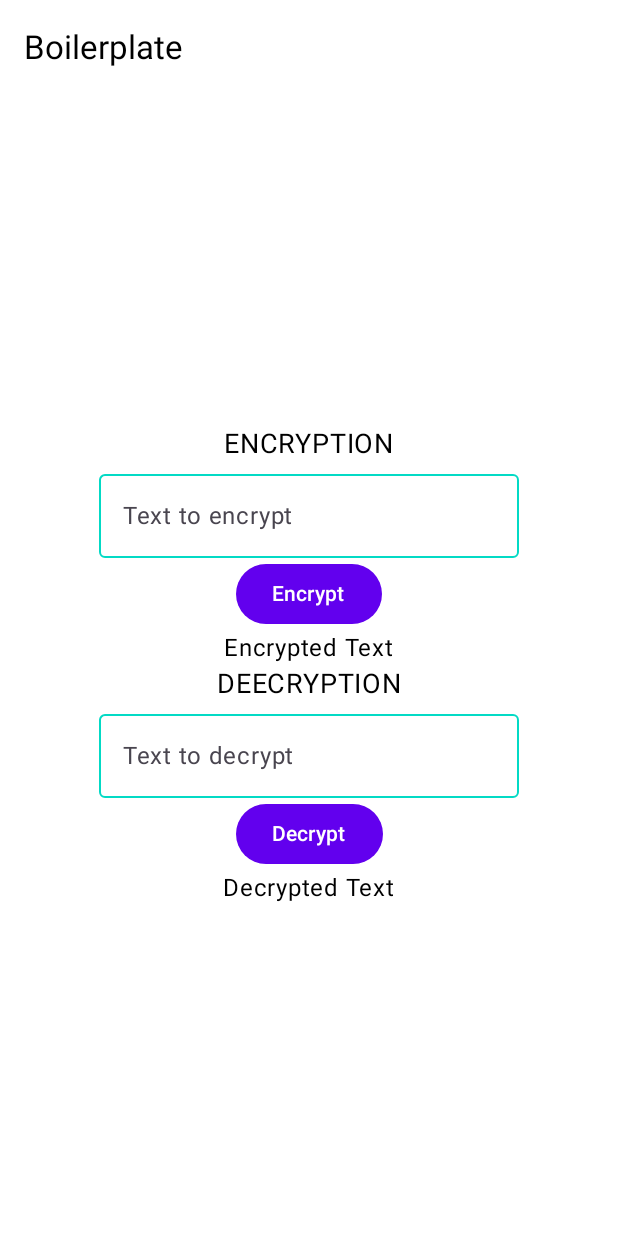
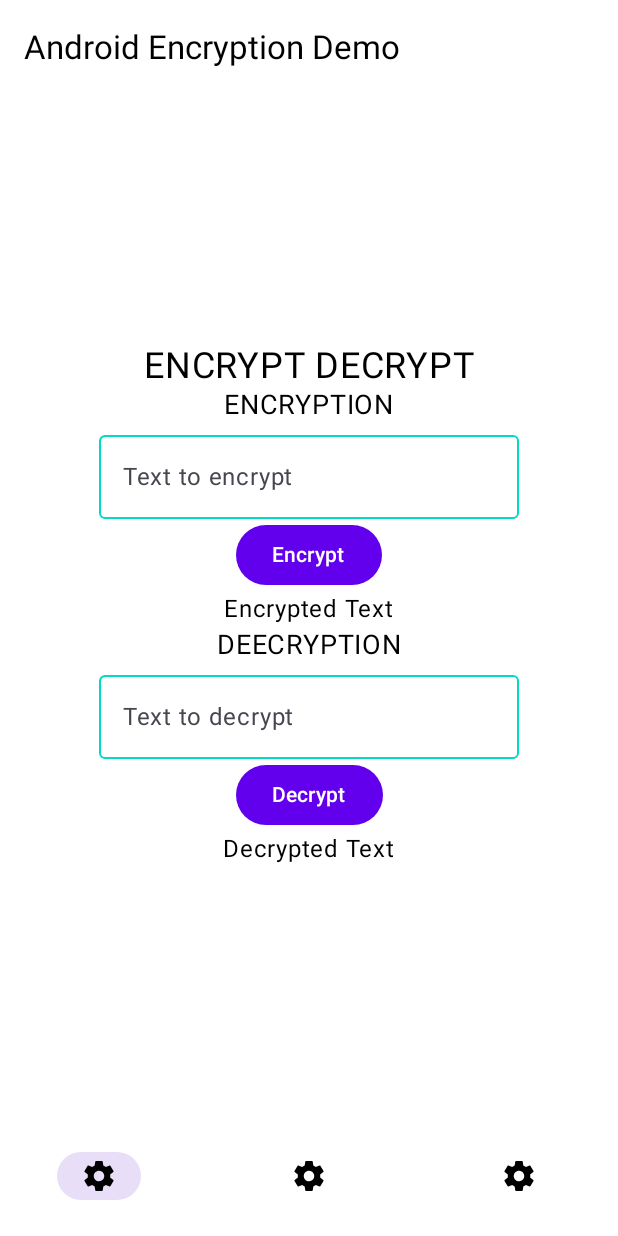
Before and after one commit to ClarkStoro/AndroidEncryptionExamples, an Android app built with Jetpack Compose: the screen it shows after launch (MainActivity), on a phone screen of 412 x 824 dp. Run offline under Robolectric (Android 15) with nearby library versions, the phone set to English and light mode, and no system bars; our stand-ins replace Dagger/Hilt's generated code, Timber, accompanist; 6 statements that could not run were skipped.

Commit message:
Navigator + bottombar + refactoring

```diff
--- a/app/src/main/java/com/clarkstoro/encryptionexample/MainActivity.kt
+++ b/app/src/main/java/com/clarkstoro/encryptionexample/MainActivity.kt
@@ -3,29 +3,49 @@ package com.clarkstoro.encryptionexample
 import android.os.Bundle
 import androidx.activity.ComponentActivity
 import androidx.activity.compose.setContent
+import androidx.compose.animation.AnimatedVisibility
+import androidx.compose.animation.slideInVertically
+import androidx.compose.animation.slideOutVertically
 import androidx.compose.foundation.isSystemInDarkTheme
 import androidx.compose.foundation.layout.Box
 import androidx.compose.foundation.layout.fillMaxSize
 import androidx.compose.foundation.layout.padding
+import androidx.compose.material.Icon
 import androidx.compose.material3.ExperimentalMaterial3Api
 import androidx.compose.material3.MaterialTheme
+import androidx.compose.material3.NavigationBar
+import androidx.compose.material3.NavigationBarItem
 import androidx.compose.material3.Scaffold
 import androidx.compose.material3.Surface
 import androidx.compose.material3.Text
 import androidx.compose.material3.TopAppBar
 import androidx.compose.runtime.Composable
+import androidx.compose.runtime.getValue
+import androidx.compose.runtime.mutableStateOf
+import androidx.compose.runtime.saveable.rememberSaveable
 import androidx.compose.ui.Modifier
+import androidx.compose.ui.res.painterResource
 import androidx.compose.ui.res.stringResource
-import androidx.hilt.navigation.compose.hiltViewModel
 import androidx.navigation.NavHostController
+import androidx.navigation.NavOptions
+import androidx.navigation.compose.currentBackStackEntryAsState
 import androidx.navigation.compose.rememberNavController
-import com.clarkstoro.encryptionexample.presentation.home.HomeScreen
+import com.clarkstoro.encryptionexample.navigator.Navigator
+import com.clarkstoro.encryptionexample.navigator.destinations.BottomNavItem
+import com.clarkstoro.encryptionexample.navigator.destinations.EncryptDecryptScreen
+import com.clarkstoro.encryptionexample.navigator.destinations.NavGraphDestinations
+import com.clarkstoro.encryptionexample.navigator.destinations.NavigationAction
+import com.clarkstoro.encryptionexample.navigator.graphs.EncryptionExampleNavGraph
 import com.clarkstoro.encryptionexample.ui.theme.BoilerplateComposeM3Theme
 import dagger.hilt.android.AndroidEntryPoint
+import javax.inject.Inject
 
 @ExperimentalMaterial3Api
 @AndroidEntryPoint
 class MainActivity : ComponentActivity() {
+
+    @Inject
+    lateinit var navigator: Navigator
 
     override fun onCreate(savedInstanceState: Bundle?) {
         super.onCreate(savedInstanceState)
@@ -36,7 +56,8 @@ class MainActivity : ComponentActivity() {
                     modifier = Modifier.fillMaxSize(),
                     color = MaterialTheme.colorScheme.background
                 ) {
-                    BoilerplateComposeMain()
+                    val navController = rememberNavController()
+                    BoilerplateComposeMain(navController, navigator)
                 }
             }
         }
@@ -49,7 +70,22 @@ class MainActivity : ComponentActivity() {
 @Composable
 fun BoilerplateComposeMain(
     navController: NavHostController = rememberNavController(),
+    navigator: Navigator
 ) {
+
+    val bottomBarVisibilityState = rememberSaveable { (mutableStateOf(false)) }
+    val arrowBackVisibilityState = rememberSaveable { (mutableStateOf(false)) }
+
+    val backStackEntry by navController.currentBackStackEntryAsState()
+    val currentRoute = backStackEntry?.destination?.route
+    bottomBarVisibilityState.value = NavGraphDestinations.BOTTOM_NAV_DESTINATIONS.any {
+        it.route == currentRoute
+    }
+
+    arrowBackVisibilityState.value =
+        NavGraphDestinations.BOTTOM_NAV_DESTINATIONS.any { it.route == currentRoute } == false
+
+
     Scaffold(
         containerColor = if (isSystemInDarkTheme()) {
             MaterialTheme.colorScheme.onBackground
@@ -64,10 +100,69 @@ fun BoilerplateComposeMain(
                     )
                 }
             )
+        },
+        bottomBar = {
+            BottomBar(
+                navController = navController,
+                navigator = navigator,
+                visible = bottomBarVisibilityState.value
+            )
         }
     ) { innerPadding ->
         Box(modifier = Modifier.padding(innerPadding)) {
-            HomeScreen(viewModel = hiltViewModel())
+            EncryptionExampleNavGraph(
+                navController = navController,
+                navigator = navigator,
+                modifier = Modifier.fillMaxSize(),
+            )
         }
     }
 }
+
+@Composable
+fun BottomBar(navController: NavHostController, navigator: Navigator, visible: Boolean) {
+    val items = NavGraphDestinations.BOTTOM_NAV_DESTINATIONS
+    AnimatedVisibility(
+        visible = visible,
+        enter = slideInVertically(initialOffsetY = { it }),
+        exit = slideOutVertically(targetOffsetY = { it })
+    ) {
+        NavigationBar(
+            containerColor = androidx.compose.material.MaterialTheme.colors.background,
+            contentColor = androidx.compose.material.MaterialTheme.colors.background
+        ) {
+            val backStackEntry by navController.currentBackStackEntryAsState()
+            val currentRoute = backStackEntry?.destination?.route
+            items.forEach { item ->
+                val isSelected = item.route == currentRoute
+                if (item is BottomNavItem) {
+
+                    NavigationBarItem(
+                        selected = isSelected,
+                        onClick = {
+                            navigator.navigateTo(
+                                object : NavigationAction {
+                                    override val destination: String get() = item.route
+                                    override val navOptions
+                                        get() = NavOptions.Builder()
+                                            .setPopUpTo(EncryptDecryptScreen.route, false)
+                                            .setLaunchSingleTop(true)
+                                            .build()
+
+                                }
+                            )
+                        },
+                        icon = {
+                            Icon(
+                                painter = painterResource(id = item.selectedIconResId ),
+                                contentDescription = stringResource(id = item.titleResId),
+                                modifier = Modifier,
+                                //tint = if (isSelected) androidx.compose.material.MaterialTheme.colors.primary else androidx.compose.material.MaterialTheme.colors.onBackground
+                            )
+                        }
+                    )
+                }
+            }
+        }
+    }
+}
--- a/app/src/main/java/com/clarkstoro/encryptionexample/di/AppModule.kt
+++ b/app/src/main/java/com/clarkstoro/encryptionexample/di/AppModule.kt
@@ -2,6 +2,7 @@ package com.clarkstoro.encryptionexample.di
 
 import android.app.Application
 import android.content.Context
+import com.clarkstoro.encryptionexample.navigator.Navigator
 import com.clarkstoro.encryptionexample.providers.resource_provider.ResourceProvider
 import com.clarkstoro.encryptionexample.providers.resource_provider.ResourceProviderImpl
 import dagger.Module
@@ -23,4 +24,10 @@ internal object AppModule {
     fun provideResourceProvider(@ApplicationContext context: Context): ResourceProvider {
         return ResourceProviderImpl(context)
     }
+
+    @Singleton
+    @Provides
+    fun provideComposeNavigator(): Navigator {
+        return Navigator()
+    }
 }
--- /dev/null
+++ b/app/src/main/java/com/clarkstoro/encryptionexample/navigator/Navigator.kt
@@ -0,0 +1,28 @@
+package com.clarkstoro.encryptionexample.navigator
+
+import com.clarkstoro.encryptionexample.navigator.destinations.NavigationAction
+import kotlinx.coroutines.flow.MutableSharedFlow
+import kotlinx.coroutines.flow.SharedFlow
+import kotlinx.coroutines.flow.asSharedFlow
+
+class Navigator {
+
+    companion object {
+        const val NAVIGATOR_KEY = "navigation"
+    }
+
+    private val _navigateTo =
+        MutableSharedFlow<NavigationAction>(extraBufferCapacity = 1)
+    val navigateTo = _navigateTo.asSharedFlow()
+
+    private val _navigateUp = MutableSharedFlow<Unit>(extraBufferCapacity = 1)
+    val navigateUp = _navigateUp.asSharedFlow()
+
+    fun navigateTo(navTarget: NavigationAction) {
+        _navigateTo.tryEmit(navTarget)
+    }
+
+    fun navigateUp() {
+        _navigateUp.tryEmit(Unit)
+    }
+}
--- /dev/null
+++ b/app/src/main/java/com/clarkstoro/encryptionexample/navigator/destinations/BottomDestinations.kt
@@ -0,0 +1,44 @@
+package com.clarkstoro.encryptionexample.navigator.destinations
+
+import com.clarkstoro.encryptionexample.R
+
+data object EncryptDecryptScreen: NavGraphDestinations(
+    route = NavGraphDestinationKeys.ENCRYPT_DECRYPT.name,
+    arguments = emptyList()
+), BottomNavItem {
+
+    // Bottom navigation
+    override val titleResId: Int
+        get() = R.string.bottom_nav_page1
+    override val selectedIconResId: Int
+        get() = R.drawable.settings
+    override val deselectedIconResId: Int
+        get() = R.drawable.settings
+}
+
+data object SaveRetrieveScreen: NavGraphDestinations(
+    route = NavGraphDestinationKeys.SAVE_RETRIEVE.name,
+    arguments = emptyList()
+), BottomNavItem {
+
+    // Bottom navigation
+    override val titleResId: Int
+        get() = R.string.bottom_nav_page2
+    override val selectedIconResId: Int
+        get() = R.drawable.settings
+    override val deselectedIconResId: Int
+        get() = R.drawable.settings
+}
+
+data object FingerprintScreen: NavGraphDestinations(
+    route = NavGraphDestinationKeys.FINGERPRINT.name,
+    arguments = emptyList()
+), BottomNavItem {
+    // Bottom navigation
+    override val titleResId: Int
+        get() = R.string.bottom_nav_page3
+    override val selectedIconResId: Int
+        get() = R.drawable.settings
+    override val deselectedIconResId: Int
+        get() = R.drawable.settings
+}
--- /dev/null
+++ b/app/src/main/java/com/clarkstoro/encryptionexample/navigator/graphs/EncryptionExampleNavGraph.kt
@@ -0,0 +1,94 @@
+package com.clarkstoro.encryptionexample.navigator.graphs
+
+import androidx.compose.runtime.Composable
+import androidx.compose.runtime.LaunchedEffect
+import androidx.compose.runtime.remember
+import androidx.compose.ui.Modifier
+import androidx.hilt.navigation.compose.hiltViewModel
+import androidx.lifecycle.ViewModel
+import androidx.navigation.NavBackStackEntry
+import androidx.navigation.NavHostController
+import androidx.navigation.compose.NavHost
+import androidx.navigation.compose.composable
+import androidx.navigation.compose.navigation
+import com.clarkstoro.encryptionexample.navigator.Navigator
+import com.clarkstoro.encryptionexample.navigator.Navigator.Companion.NAVIGATOR_KEY
+import com.clarkstoro.encryptionexample.navigator.destinations.EncryptDecryptScreen
+import com.clarkstoro.encryptionexample.navigator.destinations.FingerprintScreen
+import com.clarkstoro.encryptionexample.navigator.destinations.NavDestinationArgs
+import com.clarkstoro.encryptionexample.navigator.destinations.SaveRetrieveScreen
+import com.clarkstoro.encryptionexample.presentation.HomeScreenViewModel
+import com.clarkstoro.encryptionexample.presentation.encrypt_decrypt.EncryptDecryptScreen
+import com.clarkstoro.encryptionexample.presentation.fingerprint.FingerprintScreen
+import com.clarkstoro.encryptionexample.presentation.save_retrieve.SaveRetrieveScreen
+import kotlinx.coroutines.flow.launchIn
+import kotlinx.coroutines.flow.onEach
+
+@Composable
+fun EncryptionExampleNavGraph(
+    navController: NavHostController,
+    navigator: Navigator,
+    modifier: Modifier
+) {
+
+    LaunchedEffect(NAVIGATOR_KEY) {
+        navigator.navigateTo.onEach { navAction ->
+            navController.navigate(navAction.destination, navAction.navOptions)
+
+            navAction.args?.let {
+                navController.currentBackStackEntry?.arguments?.apply {
+                    putSerializable(NavDestinationArgs.DEFAULT_ARGS_KEY, it)
+                }
+            }
+
+        }.launchIn(this)
+
+        navigator.navigateUp.onEach {
+            navController.navigateUp()
+        }.launchIn(this)
+    }
+
+
+    NavHost(
+        navController,
+        startDestination = "EVENT_NAVIGATION_ROUTE",
+        modifier = modifier
+    ) {
+
+        navigation(
+            startDestination = EncryptDecryptScreen.route,
+            route = "EVENT_NAVIGATION_ROUTE"
+        ) {
+            composable(EncryptDecryptScreen.route) { navBackStackEntry ->
+                // Creates a ViewModel from the current BackStackEntry
+                val eventViewModel = navBackStackEntry.sharedViewModel<HomeScreenViewModel>(navController = navController)
+                EncryptDecryptScreen(eventViewModel)
+            }
+
+            composable(SaveRetrieveScreen.route) { navBackStackEntry ->
+                // Creates a ViewModel from the current BackStackEntry
+                val eventViewModel = navBackStackEntry.sharedViewModel<HomeScreenViewModel>(navController = navController)
+                SaveRetrieveScreen(eventViewModel)
+            }
+
+            composable(FingerprintScreen.route) { navBackStackEntry ->
+                // Creates a ViewModel from the current BackStackEntry
+                val eventViewModel = navBackStackEntry.sharedViewModel<HomeScreenViewModel>(navController = navController)
+                FingerprintScreen(eventViewModel)
+            }
+        }
+    }
+}
+
+
+@Composable
+inline fun <reified T: ViewModel> NavBackStackEntry.sharedViewModel(
+    navController: NavHostController
+): T {
+    return destination.parent?.route?.let { navGraphRoute ->
+        val parentEntry = remember(this) {
+            navController.getBackStackEntry(navGraphRoute)
+        }
+        hiltViewModel(parentEntry)
+    } ?: hiltViewModel()
+}
--- a/app/src/main/java/com/clarkstoro/encryptionexample/presentation/home/HomeScreenViewModel.kt
+++ b/app/src/main/java/com/clarkstoro/encryptionexample/presentation/HomeScreenViewModel.kt
@@ -1,4 +1,4 @@
-package com.clarkstoro.encryptionexample.presentation.home
+package com.clarkstoro.encryptionexample.presentation
 
 import androidx.lifecycle.ViewModel
 import androidx.lifecycle.viewModelScope
@@ -10,8 +10,6 @@ import kotlinx.coroutines.launch
 import timber.log.Timber
 import java.io.ByteArrayInputStream
 import java.io.ByteArrayOutputStream
-import java.io.OutputStream
-import java.nio.charset.StandardCharsets
 import javax.inject.Inject
 
 @HiltViewModel
--- /dev/null
+++ b/app/src/main/java/com/clarkstoro/encryptionexample/presentation/encrypt_decrypt/EncryptDecryptScreen.kt
@@ -0,0 +1,120 @@
+package com.clarkstoro.encryptionexample.presentation.encrypt_decrypt
+
+import androidx.compose.foundation.layout.Arrangement
+import androidx.compose.foundation.layout.Column
+import androidx.compose.foundation.layout.Spacer
+import androidx.compose.foundation.layout.fillMaxSize
+import androidx.compose.foundation.shape.CornerSize
+import androidx.compose.foundation.shape.RoundedCornerShape
+import androidx.compose.foundation.text.KeyboardActions
+import androidx.compose.foundation.text.KeyboardOptions
+import androidx.compose.material3.Button
+import androidx.compose.material3.ExperimentalMaterial3Api
+import androidx.compose.material3.MaterialTheme
+import androidx.compose.material3.OutlinedTextField
+import androidx.compose.material3.Text
+import androidx.compose.material3.TextFieldDefaults
+import androidx.compose.runtime.Composable
+import androidx.compose.ui.Alignment
+import androidx.compose.ui.Modifier
+import androidx.compose.ui.platform.LocalFocusManager
+import androidx.compose.ui.text.input.ImeAction
+import androidx.compose.ui.text.input.KeyboardType
+import androidx.compose.ui.text.input.VisualTransformation
+import androidx.compose.ui.unit.sp
+import com.clarkstoro.encryptionexample.presentation.HomeScreenViewModel
+import com.clarkstoro.encryptionexample.ui.theme.Dimens
+import com.clarkstoro.encryptionexample.ui.theme.Orange500
+import com.clarkstoro.encryptionexample.ui.theme.Teal200
+
+@Composable
+fun EncryptDecryptScreen(viewModel: HomeScreenViewModel) {
+    Column(
+        modifier = Modifier.fillMaxSize(),
+        verticalArrangement = Arrangement.Center,
+        horizontalAlignment = Alignment.CenterHorizontally
+    ) {
+        Text(
+            text = "ENCRYPT DECRYPT",
+            modifier = Modifier,
+            fontSize = 24.sp,
+            color = MaterialTheme.colorScheme.onSecondary
+        )
+        Spacer(modifier = Modifier)
+        Text(
+            text = "ENCRYPTION",
+            modifier = Modifier,
+            fontSize = 18.sp,
+            color = MaterialTheme.colorScheme.onSecondary
+        )
+        InputItem(
+            value = "",
+            label = "Text to encrypt"
+        ) {}
+        Spacer(modifier = Modifier)
+        Button(onClick = { /*TODO*/ }) {
+            Text(text = "Encrypt")
+        }
+        Text(
+            text = "Encrypted Text",
+            modifier = Modifier,
+            color = MaterialTheme.colorScheme.onSecondary
+        )
+        Spacer(modifier = Modifier)
+        Spacer(modifier = Modifier)
+        Text(
+            text = "DEECRYPTION",
+            modifier = Modifier,
+            fontSize = 18.sp,
+            color = MaterialTheme.colorScheme.onSecondary
+        )
+        InputItem(
+            value = "",
+            label = "Text to decrypt"
+        ) {}
+        Button(onClick = { /*TODO*/ }) {
+            Text(text = "Decrypt")
+        }
+        Text(
+            text = "Decrypted Text",
+            modifier = Modifier,
+            color = MaterialTheme.colorScheme.onSecondary
+        )
+    }
+}
+
+
+@OptIn(ExperimentalMaterial3Api::class)
+@Composable
+private fun InputItem(
+    value: String,
+    label: String,
+    isPasswordField: Boolean = false,
+    visualTransformation: VisualTransformation = VisualTransformation.None,
+    trailingIcon: @Composable (() -> Unit)? = null,
+    onValueChange: (String) -> Unit
+) {
+    val focusManager = LocalFocusManager.current
+
+    OutlinedTextField(
+        value = value,
+        label = { Text(text = label) },
+        onValueChange = onValueChange,
+        keyboardOptions = KeyboardOptions(
+            keyboardType = if (isPasswordField) KeyboardType.Password else KeyboardType.Email,
+            imeAction = ImeAction.Done
+        ),
+        keyboardActions = KeyboardActions(onDone = { focusManager.clearFocus() }),
+        visualTransformation = visualTransformation,
+        trailingIcon = trailingIcon,
+        singleLine = true,
+        shape = RoundedCornerShape(CornerSize(Dimens.size4)),
+        colors = TextFieldDefaults.textFieldColors(
+            containerColor = MaterialTheme.colorScheme.background,
+            focusedIndicatorColor = Orange500,
+            unfocusedIndicatorColor = Teal200,
+            textColor = MaterialTheme.colorScheme.onSecondary
+        ),
+        modifier = Modifier
+    )
+}
--- a/app/src/main/res/values/strings.xml
+++ b/app/src/main/res/values/strings.xml
@@ -1,5 +1,5 @@
 <resources>
-    <string name="app_name">Boilerplate</string>
+    <string name="app_name">Android Encryption Demo</string>
     <string name="username">Username</string>
     <string name="email_hint">E-mail</string>
     <string name="password_hint">Password</string>
@@ -23,4 +23,7 @@
     <string name="tap_to_pwd">Tap to %1$s password</string>
 
 
+    <string name="bottom_nav_page1">Encrypt/Decrypt</string>
+    <string name="bottom_nav_page2">Save/Retrieve</string>
+    <string name="bottom_nav_page3">Fingerprint</string>
 </resources>
--- a/data/src/main/java/com/clarkstoro/data/network/ApiInterface.kt
+++ /dev/null
@@ -1,5 +0,0 @@
-package com.clarkstoro.data.network
-
-interface ApiInterface {
-    // TODO: update with your endpoints
-}
--- a/data/src/main/java/com/clarkstoro/data/repositories/ExampleRepositoryImpl.kt
+++ b/data/src/main/java/com/clarkstoro/data/repositories/ExampleRepositoryImpl.kt
@@ -1,12 +1,11 @@
 package com.clarkstoro.data.repositories
 
-import com.clarkstoro.data.datasources.ExampleDatasource
 import com.clarkstoro.domain.models.ExampleModel
 import com.clarkstoro.domain.repositories.ExampleRepository
 import javax.inject.Inject
 
 class ExampleRepositoryImpl @Inject constructor(
-    private val exampleDatasource: ExampleDatasource
+
 ) : ExampleRepository {
-    override suspend fun getAllItems(): List<ExampleModel> = exampleDatasource.getAllItems()
+    override suspend fun getAllItems(): List<ExampleModel> = emptyList()
 }
```
Also changed, not shown: app/src/main/java/com/clarkstoro/encryptionexample/di/NetworkModule.kt (deleted, +0 -17 lines), app/src/main/java/com/clarkstoro/encryptionexample/navigator/destinations/NavGraphDestinations.kt (added, +58 -0 lines), app/src/main/java/com/clarkstoro/encryptionexample/presentation/fingerprint/FingerprintScreen.kt (added, +120 -0 lines), app/src/main/java/com/clarkstoro/encryptionexample/presentation/save_retrieve/SaveRetrieveScreen.kt (renamed from app/src/main/java/com/clarkstoro/encryptionexample/presentation/home/HomeScreen.kt, +10 -4 lines), data/src/main/java/com/clarkstoro/data/datasources/ExampleDatasource.kt (deleted, +0 -8 lines), data/src/main/java/com/clarkstoro/data/di/RetrofitModule.kt (deleted, +0 -38 lines), data/src/main/java/com/clarkstoro/data/network/ExampleDatasourceImpl.kt (deleted, +0 -23 lines), data/src/main/java/com/clarkstoro/data/utils/MockDataProvider.kt (deleted, +0 -28 lines).
